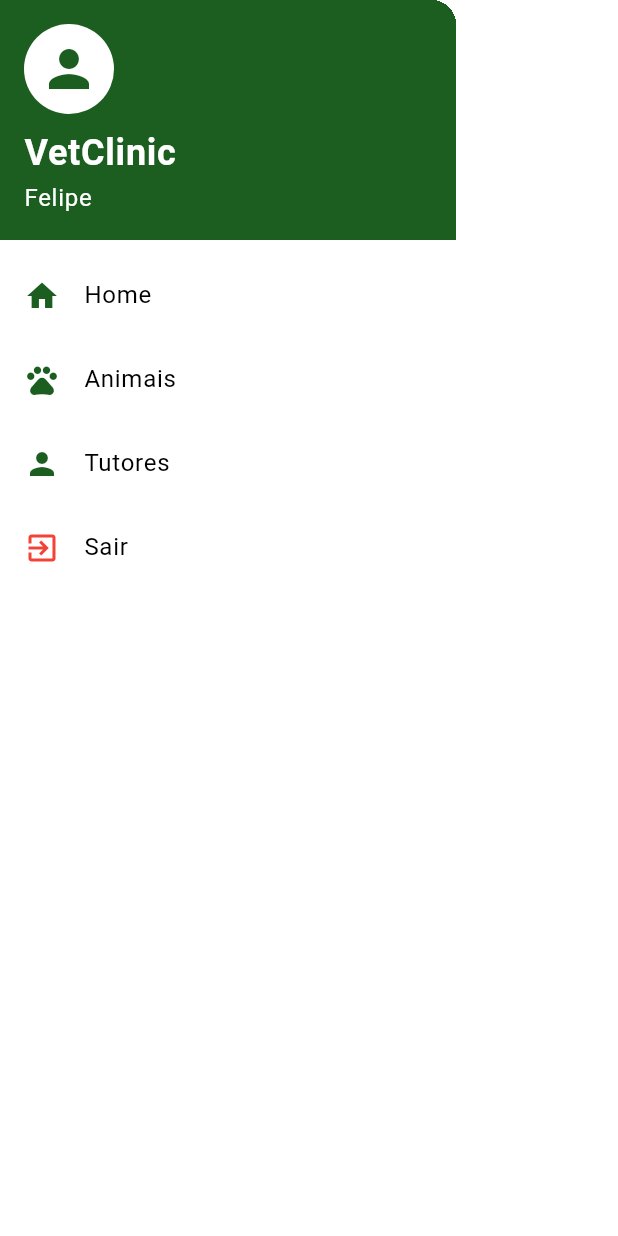
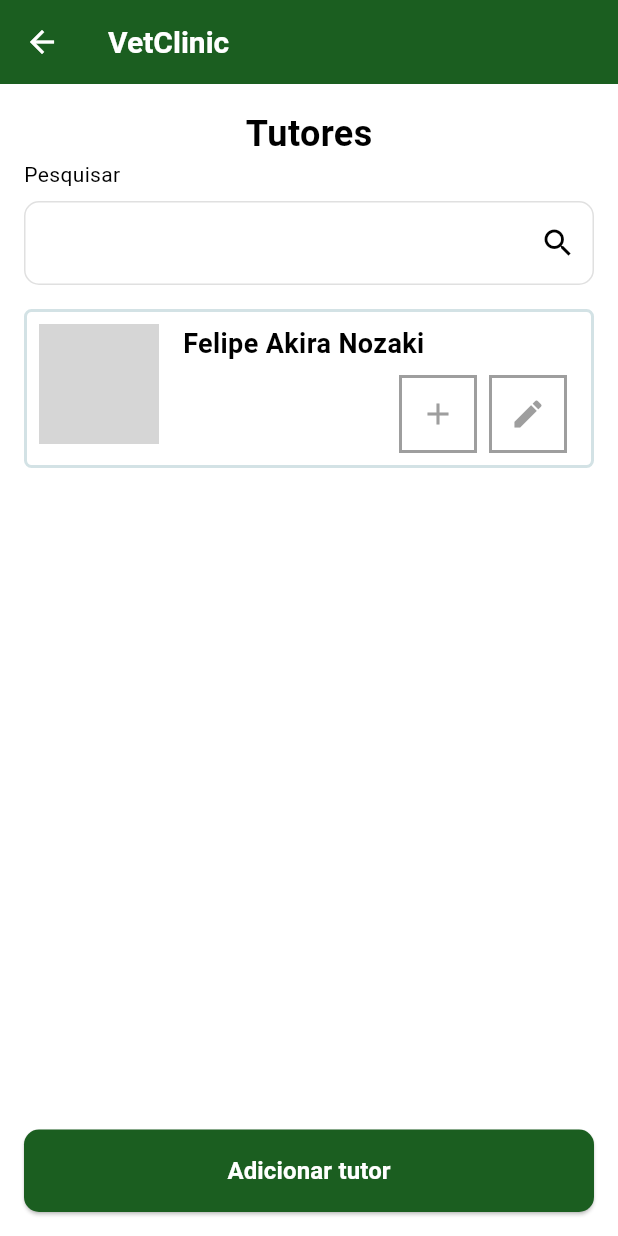
Before and after one commit to felipeakira1/VetClinicApp, a Flutter app: the CustomDrawer widget shown alone on an empty page, opened directly, after a tap on "Tutores", on a phone screen of 412 x 824 dp. Run offline on Flutter 3.47's test engine with Material 3 defaults, Android fonts, the light colour scheme and no system bars; our stand-ins replace flutter_bloc; grey boxes are pictures that could not be loaded.

Commit message:
feat: create guardians page

```diff
--- /dev/null
+++ b/lib/view/pages/guardians_page.dart
@@ -0,0 +1,82 @@
+import 'package:flutter/material.dart';
+import 'package:flutter_bloc/flutter_bloc.dart';
+import 'package:tempvet/view/bloc/animals_bloc.dart';
+import 'package:tempvet/view/bloc/guardians_bloc.dart';
+import 'package:tempvet/view/shared/text_styles.dart';
+import 'package:tempvet/view/widgets/animal_tile.dart';
+import 'package:tempvet/view/widgets/custom_app_bar.dart';
+import 'package:tempvet/view/widgets/custom_text_form_field.dart';
+import 'package:tempvet/view/widgets/green_button.dart';
+import 'package:tempvet/view/widgets/guardian_tile.dart';
+
+class GuardiansPage extends StatefulWidget {
+  const GuardiansPage({super.key});
+
+  @override
+  State<GuardiansPage> createState() => _GuardiansPageState();
+}
+
+class _GuardiansPageState extends State<GuardiansPage> {
+  TextEditingController searchController = TextEditingController();
+
+  @override
+  void initState() {
+    super.initState();
+    BlocProvider.of<GuardiansBloc>(context).add(LoadGuardians());
+  }
+
+  @override
+  Widget build(BuildContext context) {
+    return Scaffold(
+      appBar: const CustomAppBar(),
+      body: Padding(
+        padding: const EdgeInsets.all(16.0),
+        child: Stack(
+          children:
+          [
+            Column(
+            children: [
+              const Center(child: Text('Tutores', style: CustomTextStyles.title,),),
+              Column(
+                children: [
+                  CustomTextFormField(title: 'Pesquisar', suffixIcon: Icons.search, controller: searchController)
+                ],
+              ),
+              const SizedBox(height: 16,),
+              Expanded(
+                child: BlocBuilder<GuardiansBloc, GuardiansStates>(
+                  builder: (context, state) {
+                    if (state is AnimalsLoading) {
+                      return const Center(child: CircularProgressIndicator());
+                    } else if (state is GuardiansLoaded) {
+                      return ListView.builder(
+                        itemCount: state.guardians.length,
+                        itemBuilder: (context, index) {
+                          return Column(
+                            children: [
+                              GuardianTile(guardian: state.guardians[index]),
+                              const SizedBox(height: 8,)
+                            ],
+                          );
+                        },
+                      );
+                    } else {
+                      return const Center(child: Text('Erro ao carregar tutores'));
+                    }
+                  }
+                )
+              )
+            ],
+          ),
+          Align(
+              alignment: Alignment.bottomCenter,
+              child: GreenButton(onPressed: () {
+                Navigator.pushNamed(context, '/add-guardian');
+              }, title: 'Adicionar tutor',),
+            )
+          ]
+        ),
+      ),
+    );
+  }
+}
--- a/lib/view/widgets/custom_drawer.dart
+++ b/lib/view/widgets/custom_drawer.dart
@@ -3,6 +3,7 @@ import 'package:flutter_bloc/flutter_bloc.dart';
 import 'package:tempvet/view/bloc/authentication_bloc.dart' as auth;
 import 'package:tempvet/view/bloc/login_bloc.dart' as login;
 import 'package:tempvet/view/pages/animals_page.dart';
+import 'package:tempvet/view/pages/guardians_page.dart';
 
 class CustomDrawer extends StatelessWidget {
   const CustomDrawer({super.key});
@@ -56,7 +57,7 @@ class CustomDrawer extends StatelessWidget {
             leading: Icon(Icons.person, color: Colors.green.shade900),
             title: const Text('Tutores'),
             onTap: () {
-              Navigator.pushReplacementNamed(context, '/appointments');
+              Navigator.of(context).push(MaterialPageRoute(builder: (context) => const GuardiansPage()));
             },
           ),
           ListTile(
```
